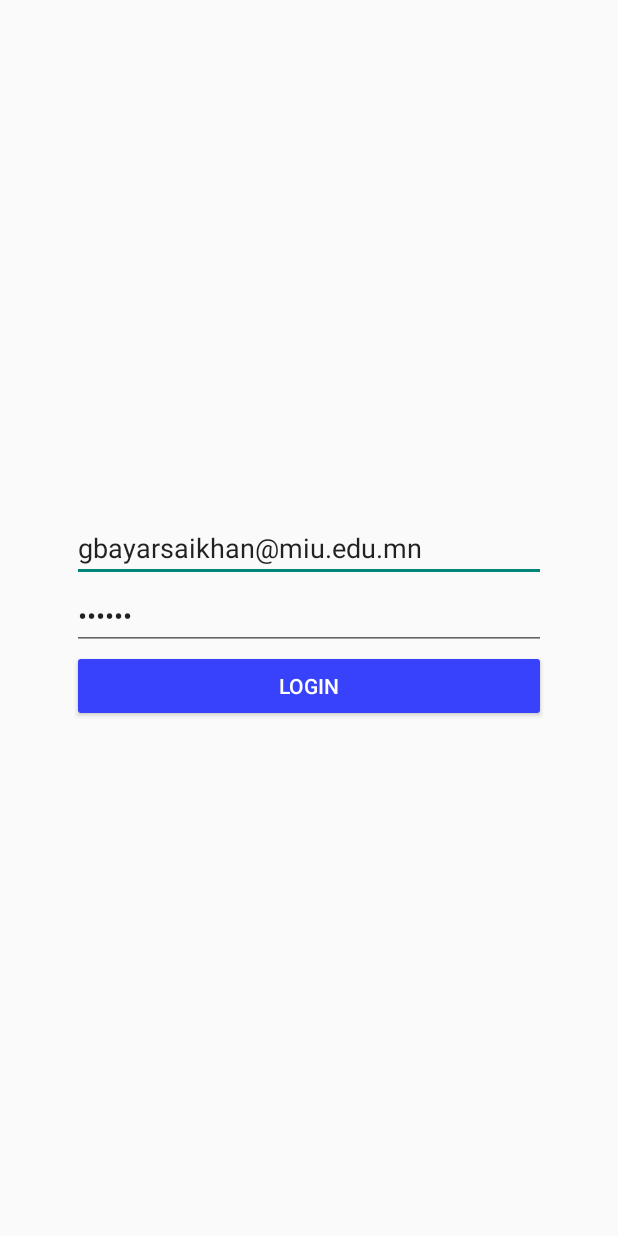
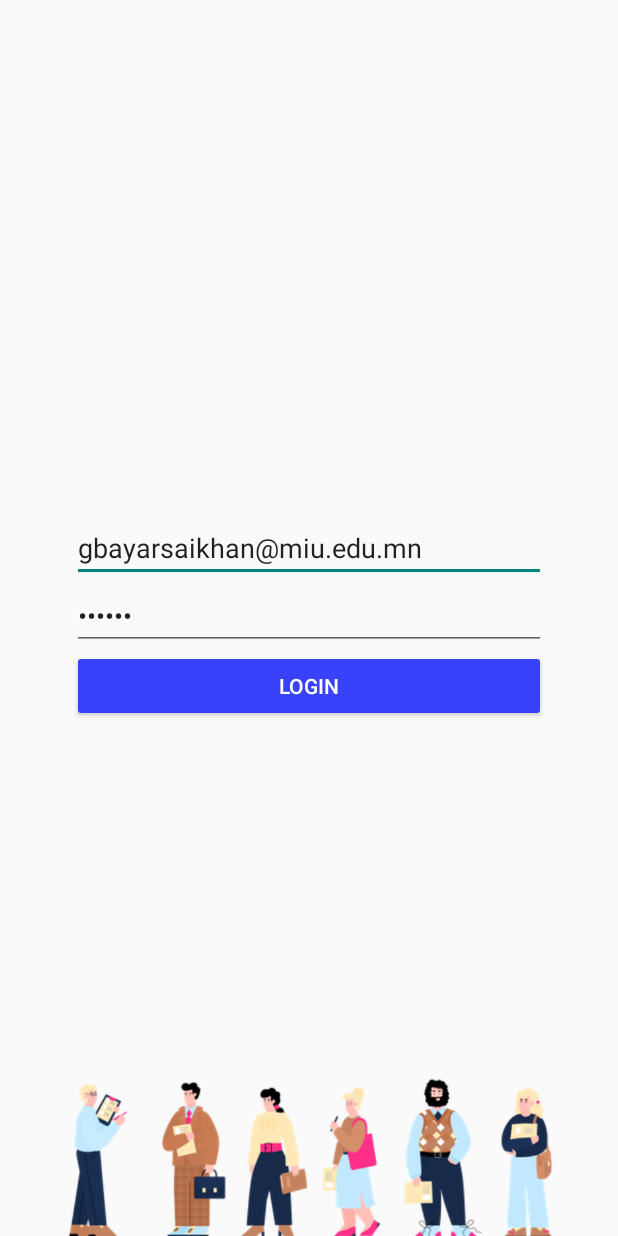
Before and after one commit to ganzorig/CVApp, an Android app: the screen it shows after launch (LoginActivity), on a phone screen of 412 x 824 dp. Run offline under Robolectric (Android 15) with nearby library versions, the phone set to English and light mode, and no system bars.

Commit message:
add pic to login

```diff
--- a/app/src/main/res/layout/activity_login.xml
+++ b/app/src/main/res/layout/activity_login.xml
@@ -7,7 +7,18 @@
     android:background="@color/light_gray"
     tools:context=".LoginActivity">
 
+    <ImageView
+        android:id="@+id/imageView2"
+        android:layout_width="match_parent"
+        android:layout_height="110dp"
+        app:layout_constraintBottom_toBottomOf="parent"
+        app:layout_constraintEnd_toEndOf="parent"
+        app:layout_constraintStart_toStartOf="parent"
+        app:srcCompat="@drawable/people"
+        android:scaleType="centerCrop"/>
+
     <LinearLayout
+        android:id="@+id/linearLayout2"
         android:layout_width="match_parent"
         android:layout_height="wrap_content"
         android:orientation="vertical"
@@ -22,25 +33,26 @@
             android:layout_width="match_parent"
             android:layout_height="wrap_content"
             android:ems="10"
+            android:hint="@string/prompt_email"
             android:inputType="textPersonName"
-            android:text="gbayarsaikhan@miu.edu.mn"
-            android:hint="@string/prompt_email"/>
+            android:text="gbayarsaikhan@miu.edu.mn" />
 
         <EditText
             android:id="@+id/et_password"
             android:layout_width="match_parent"
             android:layout_height="wrap_content"
             android:ems="10"
+            android:hint="@string/prompt_password"
             android:inputType="textPassword"
-            android:text="miu123"
-            android:hint="@string/prompt_password"/>
+            android:text="miu123" />
 
         <Button
             android:id="@+id/login"
             android:layout_width="match_parent"
             android:layout_height="wrap_content"
             android:backgroundTint="@color/purple_700"
-            android:textColor="@color/white"
-            android:text="@string/login_btn" />
+            android:text="@string/login_btn"
+            android:textColor="@color/white" />
     </LinearLayout>
+
 </androidx.constraintlayout.widget.ConstraintLayout>
```
Also changed, not shown: app/src/main/res/drawable/people.png (added).
